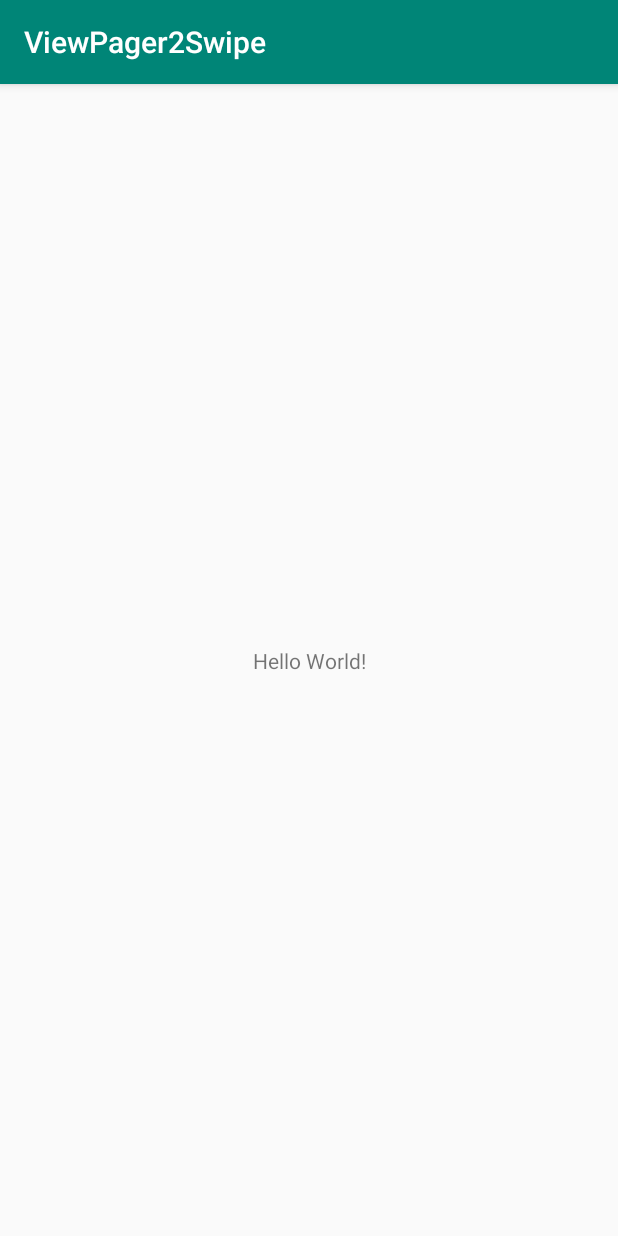
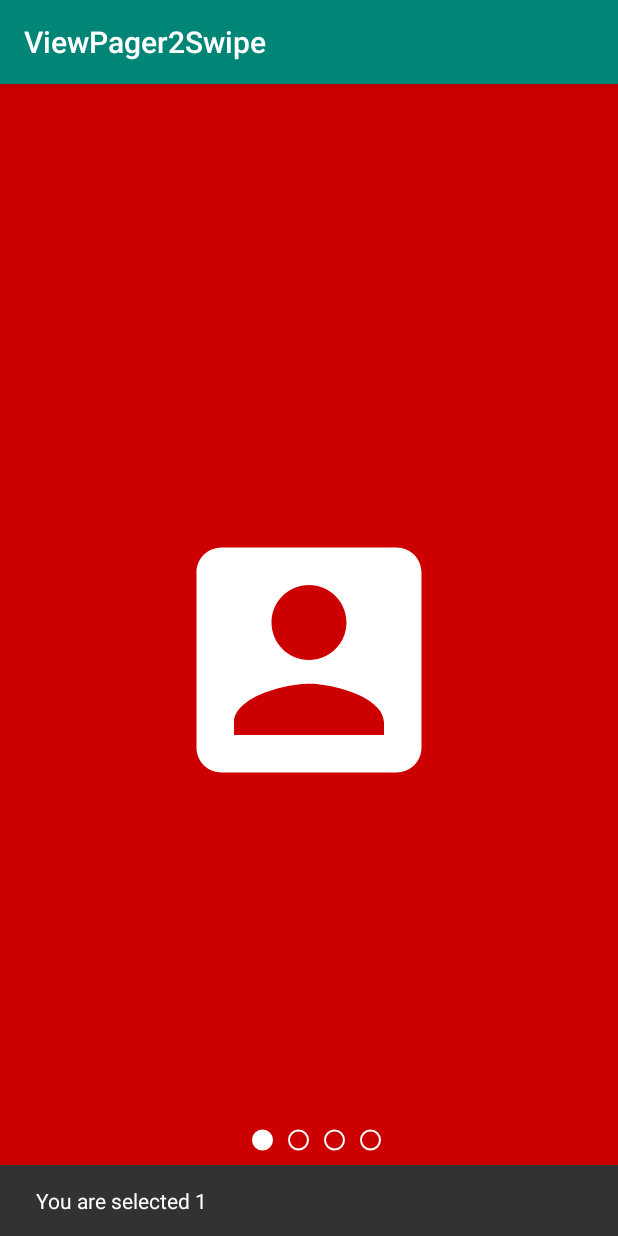
Before and after one commit to hanselgunawan/ViewPager2-Swipe, an Android app: the first screen one second after launch (MainActivity), on a phone screen of 412 x 824 dp. Run offline under Robolectric (Android 15) with nearby library versions, the phone set to English and light mode, and no system bars.

Commit message:
added viewpager

```diff
--- a/app/build.gradle
+++ b/app/build.gradle
@@ -32,4 +32,7 @@ dependencies {
     testImplementation 'junit:junit:4.12'
     androidTestImplementation 'androidx.test.ext:junit:1.1.1'
     androidTestImplementation 'androidx.test.espresso:espresso-core:3.2.0'
+
+    implementation 'androidx.viewpager2:viewpager2:1.1.0-alpha01'
+    implementation 'com.google.android.material:material:1.2.0'
 }
--- a/app/src/main/java/com/hanseltritama/viewpager2swipe/MainActivity.kt
+++ b/app/src/main/java/com/hanseltritama/viewpager2swipe/MainActivity.kt
@@ -2,11 +2,29 @@ package com.hanseltritama.viewpager2swipe
 
 import androidx.appcompat.app.AppCompatActivity
 import android.os.Bundle
+import androidx.viewpager2.widget.ViewPager2
+import com.google.android.material.snackbar.Snackbar
+import com.google.android.material.tabs.TabLayoutMediator
+import kotlinx.android.synthetic.main.activity_main.*
 
 class MainActivity : AppCompatActivity() {
 
     override fun onCreate(savedInstanceState: Bundle?) {
         super.onCreate(savedInstanceState)
         setContentView(R.layout.activity_main)
+
+        view_pager.adapter = ViewPagerAdapter(this)
+
+        TabLayoutMediator(tab_dots, view_pager, TabLayoutMediator.TabConfigurationStrategy { tab, position ->
+
+        }).attach()
+
+        view_pager.registerOnPageChangeCallback(object: ViewPager2.OnPageChangeCallback() {
+            override fun onPageSelected(position: Int) {
+                super.onPageSelected(position)
+                Snackbar.make(parent_view, "You are selected ${position + 1}", Snackbar.LENGTH_SHORT).show()
+            }
+        })
+
     }
 }
--- /dev/null
+++ b/app/src/main/java/com/hanseltritama/viewpager2swipe/ViewPagerAdapter.kt
@@ -0,0 +1,44 @@
+package com.hanseltritama.viewpager2swipe
+
+import android.content.Context
+import android.view.LayoutInflater
+import android.view.View
+import android.view.ViewGroup
+import android.widget.ImageView
+import android.widget.RelativeLayout
+import androidx.recyclerview.widget.RecyclerView
+
+class ViewPagerAdapter(private val context: Context) : RecyclerView.Adapter<ViewPagerAdapter.MyViewHolder>() {
+
+    private val matrixIconColor = arrayOf<IntArray>(
+        intArrayOf(android.R.color.holo_red_dark, R.drawable.ic_account),
+        intArrayOf(android.R.color.holo_blue_dark, R.drawable.ic_monetization),
+        intArrayOf(android.R.color.holo_green_dark, R.drawable.ic_directions_car),
+        intArrayOf(android.R.color.holo_orange_dark, R.drawable.ic_location)
+    )
+
+    class MyViewHolder(itemView: View) : RecyclerView.ViewHolder(itemView) {
+        val imgView: ImageView
+        val container: RelativeLayout
+
+        init {
+            imgView = itemView.findViewById(R.id.img_view)
+            container = itemView.findViewById(R.id.container)
+        }
+    }
+
+    override fun onCreateViewHolder(parent: ViewGroup, viewType: Int): MyViewHolder {
+        return MyViewHolder(LayoutInflater.from(context).inflate(R.layout.item_page, parent,false))
+    }
+
+    override fun getItemCount(): Int {
+        return matrixIconColor.size
+    }
+
+    override fun onBindViewHolder(holder: MyViewHolder, position: Int) {
+        holder.container.setBackgroundResource(matrixIconColor[position][0]) // 0 is color column
+        holder.imgView.setImageResource(matrixIconColor[position][1]) // 1 is drawable column
+    }
+
+
+}
--- /dev/null
+++ b/app/src/main/res/drawable/ic_account.xml
@@ -0,0 +1,5 @@
+<vector android:height="24dp" android:tint="#FFFFFF"
+    android:viewportHeight="24.0" android:viewportWidth="24.0"
+    android:width="24dp" xmlns:android="http://schemas.android.com/apk/res/android">
+    <path android:fillColor="#FF000000" android:pathData="M3,5v14c0,1.1 0.89,2 2,2h14c1.1,0 2,-0.9 2,-2L21,5c0,-1.1 -0.9,-2 -2,-2L5,3c-1.11,0 -2,0.9 -2,2zM15,9c0,1.66 -1.34,3 -3,3s-3,-1.34 -3,-3 1.34,-3 3,-3 3,1.34 3,3zM6,17c0,-2 4,-3.1 6,-3.1s6,1.1 6,3.1v1L6,18v-1z"/>
+</vector>
--- /dev/null
+++ b/app/src/main/res/drawable/ic_directions_car.xml
@@ -0,0 +1,5 @@
+<vector android:height="24dp" android:tint="#FFFFFF"
+    android:viewportHeight="24.0" android:viewportWidth="24.0"
+    android:width="24dp" xmlns:android="http://schemas.android.com/apk/res/android">
+    <path android:fillColor="#FF000000" android:pathData="M18.92,6.01C18.72,5.42 18.16,5 17.5,5h-11c-0.66,0 -1.21,0.42 -1.42,1.01L3,12v8c0,0.55 0.45,1 1,1h1c0.55,0 1,-0.45 1,-1v-1h12v1c0,0.55 0.45,1 1,1h1c0.55,0 1,-0.45 1,-1v-8l-2.08,-5.99zM6.5,16c-0.83,0 -1.5,-0.67 -1.5,-1.5S5.67,13 6.5,13s1.5,0.67 1.5,1.5S7.33,16 6.5,16zM17.5,16c-0.83,0 -1.5,-0.67 -1.5,-1.5s0.67,-1.5 1.5,-1.5 1.5,0.67 1.5,1.5 -0.67,1.5 -1.5,1.5zM5,11l1.5,-4.5h11L19,11L5,11z"/>
+</vector>
--- /dev/null
+++ b/app/src/main/res/drawable/ic_location.xml
@@ -0,0 +1,5 @@
+<vector android:height="24dp" android:tint="#FFFFFF"
+    android:viewportHeight="24.0" android:viewportWidth="24.0"
+    android:width="24dp" xmlns:android="http://schemas.android.com/apk/res/android">
+    <path android:fillColor="#FF000000" android:pathData="M12,2C8.13,2 5,5.13 5,9c0,5.25 7,13 7,13s7,-7.75 7,-13c0,-3.87 -3.13,-7 -7,-7zM12,11.5c-1.38,0 -2.5,-1.12 -2.5,-2.5s1.12,-2.5 2.5,-2.5 2.5,1.12 2.5,2.5 -1.12,2.5 -2.5,2.5z"/>
+</vector>
--- /dev/null
+++ b/app/src/main/res/drawable/ic_monetization.xml
@@ -0,0 +1,5 @@
+<vector android:height="24dp" android:tint="#FFFFFF"
+    android:viewportHeight="24.0" android:viewportWidth="24.0"
+    android:width="24dp" xmlns:android="http://schemas.android.com/apk/res/android">
+    <path android:fillColor="#FF000000" android:pathData="M12,2C6.48,2 2,6.48 2,12s4.48,10 10,10 10,-4.48 10,-10S17.52,2 12,2zM13.41,18.09L13.41,20h-2.67v-1.93c-1.71,-0.36 -3.16,-1.46 -3.27,-3.4h1.96c0.1,1.05 0.82,1.87 2.65,1.87 1.96,0 2.4,-0.98 2.4,-1.59 0,-0.83 -0.44,-1.61 -2.67,-2.14 -2.48,-0.6 -4.18,-1.62 -4.18,-3.67 0,-1.72 1.39,-2.84 3.11,-3.21L10.74,4h2.67v1.95c1.86,0.45 2.79,1.86 2.85,3.39L14.3,9.34c-0.05,-1.11 -0.64,-1.87 -2.22,-1.87 -1.5,0 -2.4,0.68 -2.4,1.64 0,0.84 0.65,1.39 2.67,1.91s4.18,1.39 4.18,3.91c-0.01,1.83 -1.38,2.83 -3.12,3.16z"/>
+</vector>
--- /dev/null
+++ b/app/src/main/res/drawable/tab_indicator_default.xml
@@ -0,0 +1,23 @@
+<?xml version="1.0" encoding="utf-8"?>
+<layer-list
+    xmlns:android="http://schemas.android.com/apk/res/android">
+
+    <item
+        android:left="10dp">
+
+        <shape
+            android:innerRadius="0dp"
+            android:shape="ring"
+            android:thicknessRatio="2"
+            android:useLevel="false">
+
+            <solid android:color="@android:color/transparent" />
+            <stroke
+                android:width="1dp"
+                android:color="@android:color/white" />
+
+        </shape>
+
+    </item>
+
+</layer-list>
--- /dev/null
+++ b/app/src/main/res/drawable/tab_indicator_selected.xml
@@ -0,0 +1,23 @@
+<?xml version="1.0" encoding="utf-8"?>
+<layer-list
+    xmlns:android="http://schemas.android.com/apk/res/android">
+
+    <item
+        android:left="10dp">
+
+        <shape
+            android:innerRadius="0dp"
+            android:shape="ring"
+            android:thicknessRatio="2"
+            android:useLevel="false">
+
+            <solid android:color="@android:color/white" />
+            <stroke
+                android:width="1dp"
+                android:color="@android:color/white" />
+
+        </shape>
+
+    </item>
+
+</layer-list>
--- /dev/null
+++ b/app/src/main/res/drawable/tab_selector.xml
@@ -0,0 +1,11 @@
+<?xml version="1.0" encoding="utf-8"?>
+<selector xmlns:android="http://schemas.android.com/apk/res/android">
+
+    <item
+        android:drawable="@drawable/tab_indicator_selected"
+        android:state_selected="true" />
+
+    <item
+        android:drawable="@drawable/tab_indicator_default" />
+
+</selector>
--- a/app/src/main/res/layout/activity_main.xml
+++ b/app/src/main/res/layout/activity_main.xml
@@ -1,18 +1,29 @@
 <?xml version="1.0" encoding="utf-8"?>
-<androidx.constraintlayout.widget.ConstraintLayout xmlns:android="http://schemas.android.com/apk/res/android"
+<RelativeLayout
+    xmlns:android="http://schemas.android.com/apk/res/android"
     xmlns:app="http://schemas.android.com/apk/res-auto"
     xmlns:tools="http://schemas.android.com/tools"
     android:layout_width="match_parent"
+    android:id="@+id/parent_view"
     android:layout_height="match_parent"
     tools:context=".MainActivity">
 
-    <TextView
-        android:layout_width="wrap_content"
+    <androidx.viewpager2.widget.ViewPager2
+        android:id="@+id/view_pager"
+        android:layout_width="match_parent"
+        android:layout_height="match_parent"
+        android:orientation="horizontal" />
+
+    <com.google.android.material.tabs.TabLayout
+        android:id="@+id/tab_dots"
+        android:layout_width="match_parent"
         android:layout_height="wrap_content"
-        android:text="Hello World!"
-        app:layout_constraintBottom_toBottomOf="parent"
-        app:layout_constraintLeft_toLeftOf="parent"
-        app:layout_constraintRight_toRightOf="parent"
-        app:layout_constraintTop_toTopOf="parent" />
+        android:layout_marginBottom="40dp"
+        android:layout_alignParentBottom="true"
+        app:tabMode="fixed"
+        app:tabGravity="center"
+        app:tabBackground="@drawable/tab_selector"
+        app:tabIndicatorHeight="0dp" />
 
-</androidx.constraintlayout.widget.ConstraintLayout>
+
+</RelativeLayout>
--- /dev/null
+++ b/app/src/main/res/layout/item_page.xml
@@ -0,0 +1,15 @@
+<?xml version="1.0" encoding="utf-8"?>
+<RelativeLayout
+    xmlns:android="http://schemas.android.com/apk/res/android"
+    android:id="@+id/container"
+    android:layout_width="match_parent"
+    android:layout_height="match_parent">
+
+    <ImageView
+        android:id="@+id/img_view"
+        android:layout_width="200dp"
+        android:layout_height="200dp"
+        android:layout_centerInParent="true"
+        android:src="@drawable/ic_account" />
+
+</RelativeLayout>
```
